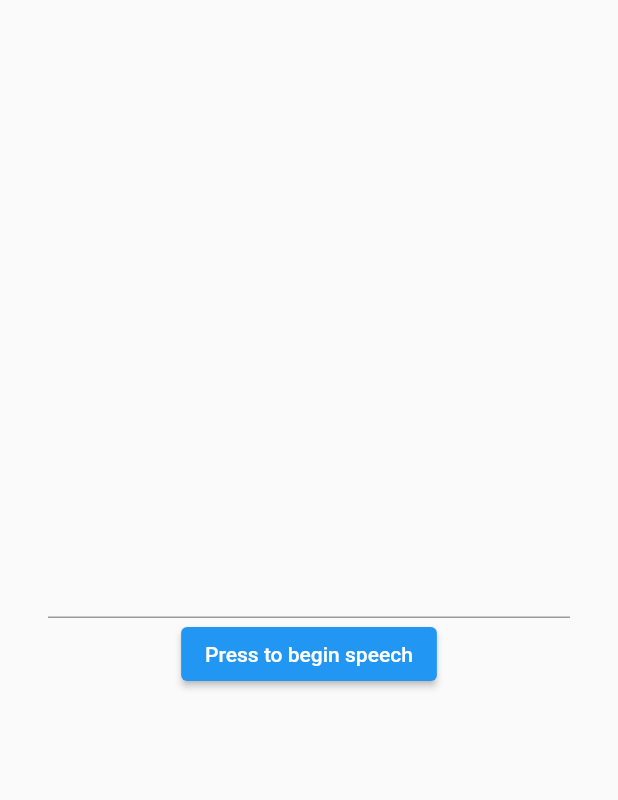
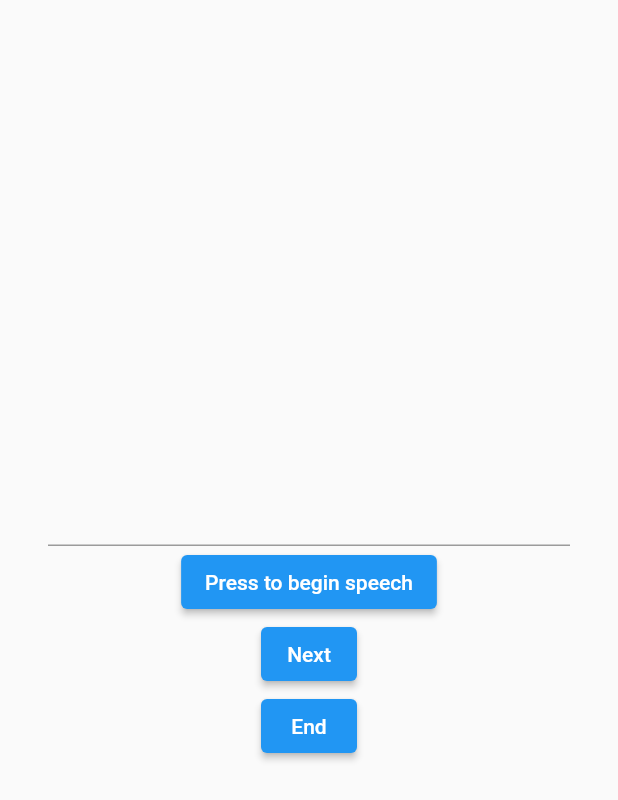
Before and after one commit to adewanganbuild/flutter_text_to_speech, a Flutter app: the screen it shows after launch, after a tap on "Press to begin speech", on a phone screen of 412 x 824 dp. Shown: the top 800 px of the screen. Run offline on Flutter 3.47's test engine with Material 2 defaults, Android fonts, the phone set to English and light mode, and no system bars; our stand-ins replace flutter_tts.

Commit message:
Adding support for sentences.

```diff
--- a/lib/main.dart
+++ b/lib/main.dart
@@ -25,14 +25,38 @@ class MyApp extends StatelessWidget {
 class TextToSpeech extends StatelessWidget {
   final FlutterTts flutterTts = FlutterTts();
   final TextEditingController textEditingController = TextEditingController();
+  bool next = false;
+  bool brk = false;
 
   TextToSpeech({super.key});
 
   speak(String text) async {
-    await flutterTts.setLanguage("en-US");
-    await flutterTts.setPitch(0.8); //0.5 to 1.5
-    await flutterTts.setVoice({"name": "Karen", "locale": "en-AU"});
-    await flutterTts.speak(text);
+    final splitted = text.split('.');
+    int i = 0;
+
+    brk = false;
+    next = false;
+
+    while (!next) {
+      await flutterTts.setLanguage("en-US");
+      await flutterTts.setPitch(0.8); //0.5 to 1.5
+      await flutterTts.setSpeechRate(0.5);
+      // await flutterTts.setVoice({"name": "Karen", "locale": "en-AU"});
+      await flutterTts.speak(splitted[i]);
+      await Future.delayed(const Duration(milliseconds: 2500));
+      if (next) {
+        i++;
+        next = false;
+        if (i >= splitted.length) {
+          await flutterTts.speak("Thank you for using my services.");
+          break;
+        }
+      }
+      if (brk) {
+        await flutterTts.speak("Thank you for using my services.");
+        break;
+      }
+    }
   }
 
   @override
@@ -49,6 +73,14 @@ class TextToSpeech extends StatelessWidget {
               child: const Text("Press to begin speech"),
               onPressed: () => speak(textEditingController.text),
             ),
+            ElevatedButton(
+              child: const Text("Next"),
+              onPressed: () => next = true,
+            ),
+            ElevatedButton(
+              child: const Text("End"),
+              onPressed: () => brk = true,
+            ),
           ])),
     );
   }
```
